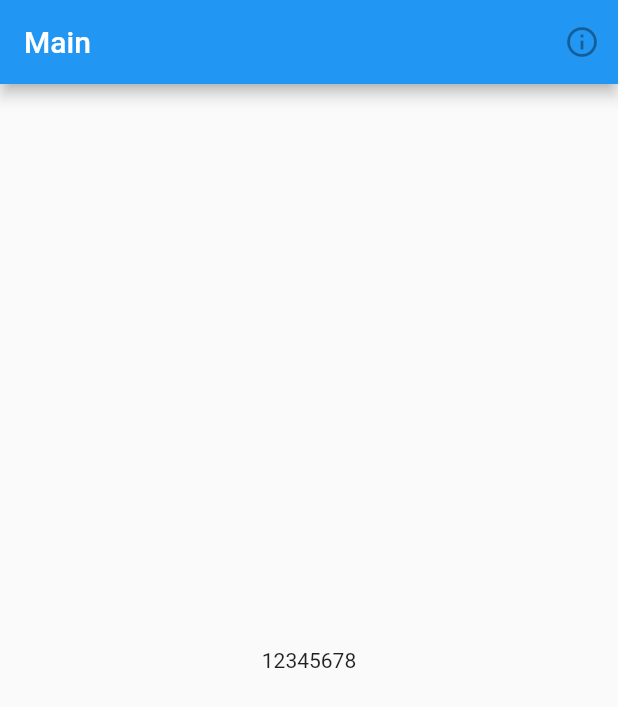
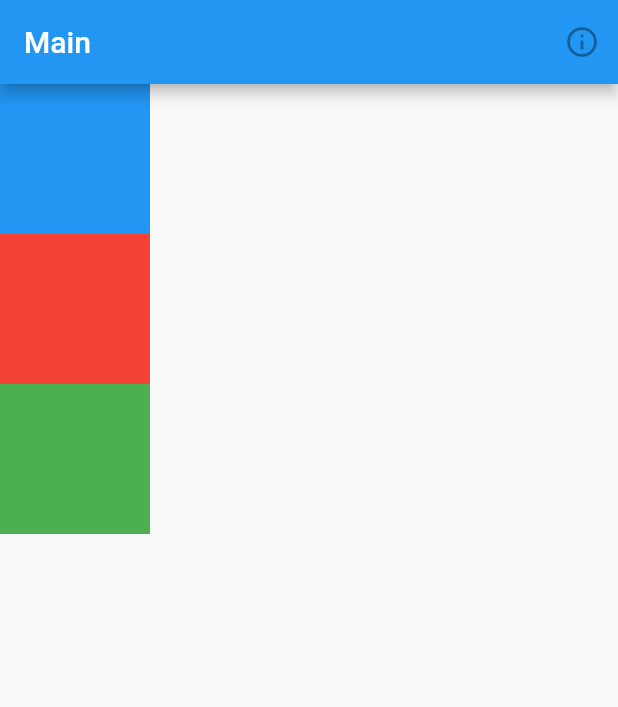
Before and after one commit to Angero/test5, a Flutter app: the screen it shows after launch, on a phone screen of 412 x 824 dp. Shown: the top 707 px of the screen. Run offline on Flutter 3.47's test engine with Material 2 defaults, Android fonts, the phone set to English and light mode, and no system bars.

Commit message:
add boxes

```diff
--- a/lib/main.dart
+++ b/lib/main.dart
@@ -27,7 +27,25 @@ class _MainState extends State<Main> {
           IconButton(icon: Icon(Icons.info_outline), onPressed: null),
         ],
       ),
-      body: Center(child: Text('12345678')),
+      body: Column(
+        children: [
+          Container(
+            width: 100.0,
+            height: 100.0,
+            color: Colors.blue,
+          ),
+          Container(
+            width: 100.0,
+            height: 100.0,
+            color: Colors.red,
+          ),
+          Container(
+            width: 100.0,
+            height: 100.0,
+            color: Colors.green,
+          ),
+        ],
+      ),
     );
   }
 }
```
